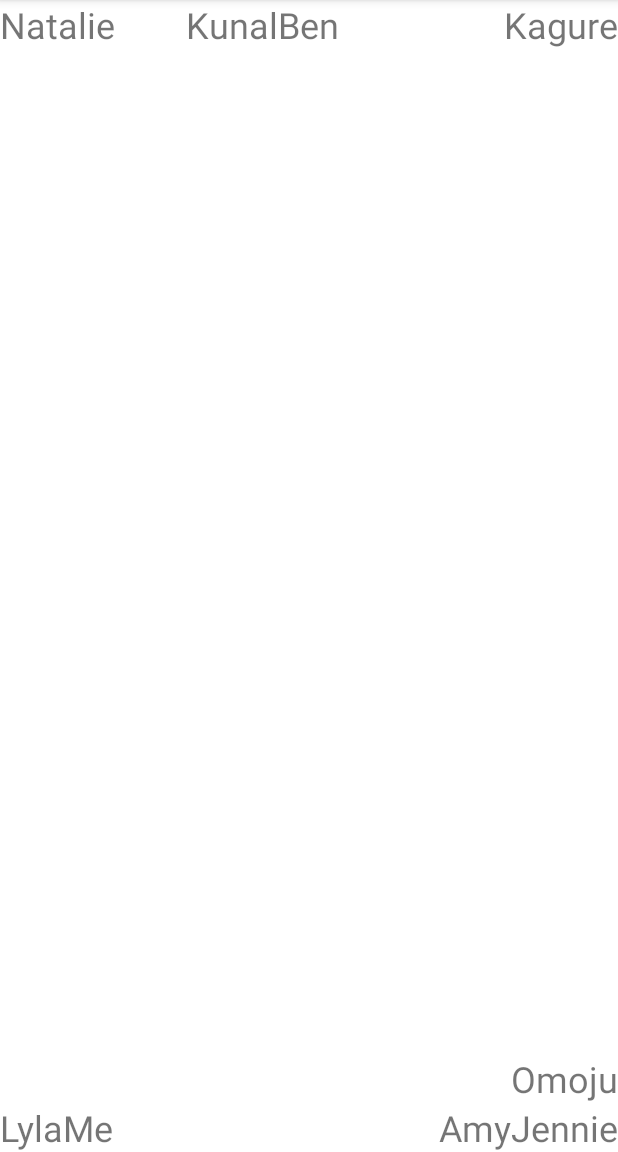
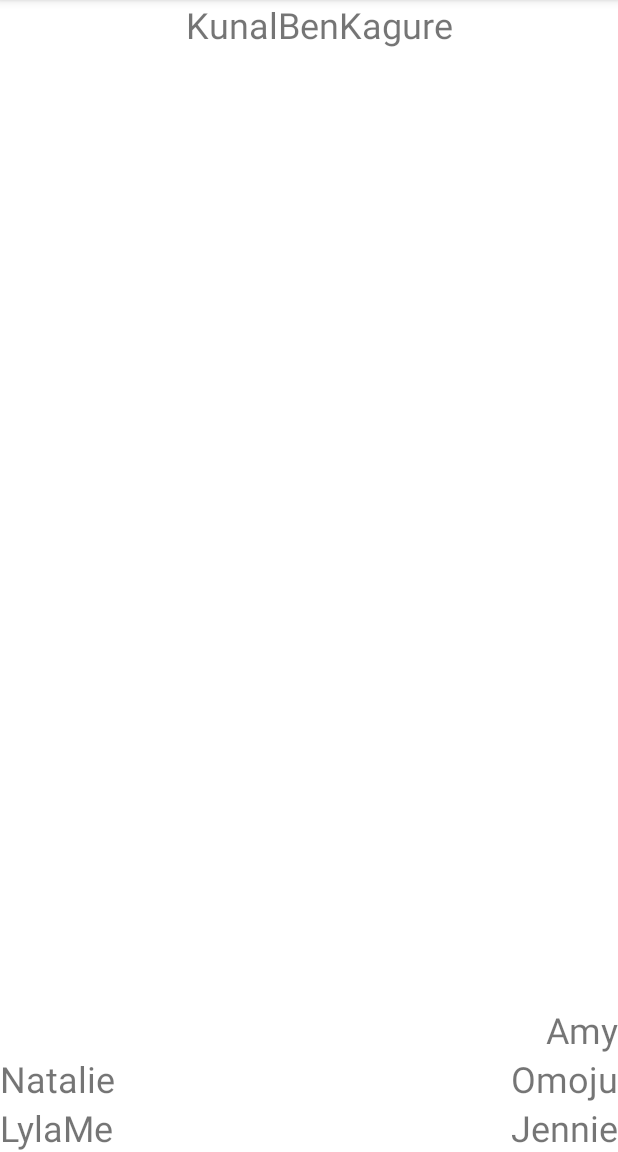
Before and after one commit to houda-toukabri/BasicRelativeLayout, an Android app: the screen it shows after launch (MainActivity), on a phone screen of 412 x 824 dp, the part 84-1236 px from its top. Run offline under Robolectric (Android 15) with nearby library versions, the phone set to English and light mode, and no system bars.

Commit message:
Situation d'arrivée

```diff
--- a/app/src/main/res/layout/activity_main.xml
+++ b/app/src/main/res/layout/activity_main.xml
@@ -26,6 +26,7 @@
         android:id="@+id/natalie_text_view"
         android:layout_width="wrap_content"
         android:layout_height="wrap_content"
+        android:layout_above="@id/lyla_text_view"
         android:text="@string/natalie"
         android:textSize="24sp" />
 
@@ -51,8 +52,8 @@
         android:id="@+id/amy_text_view"
         android:layout_width="wrap_content"
         android:layout_height="wrap_content"
-        android:layout_alignParentBottom="true"
-        android:layout_toStartOf="@id/jennie_text_view"
+        android:layout_above="@id/omoju_text_view"
+        android:layout_alignParentEnd="true"
         android:text="@string/amy"
         android:textSize="24sp"
         tools:ignore="RelativeOverlap" />
@@ -82,6 +83,7 @@
         android:layout_height="wrap_content"
         android:layout_alignParentTop="true"
         android:layout_alignParentEnd="true"
+        android:layout_toEndOf="@id/ben_text_view"
         android:text="@string/kagure"
         android:textSize="24sp"
         tools:ignore="RelativeOverlap" />
```
